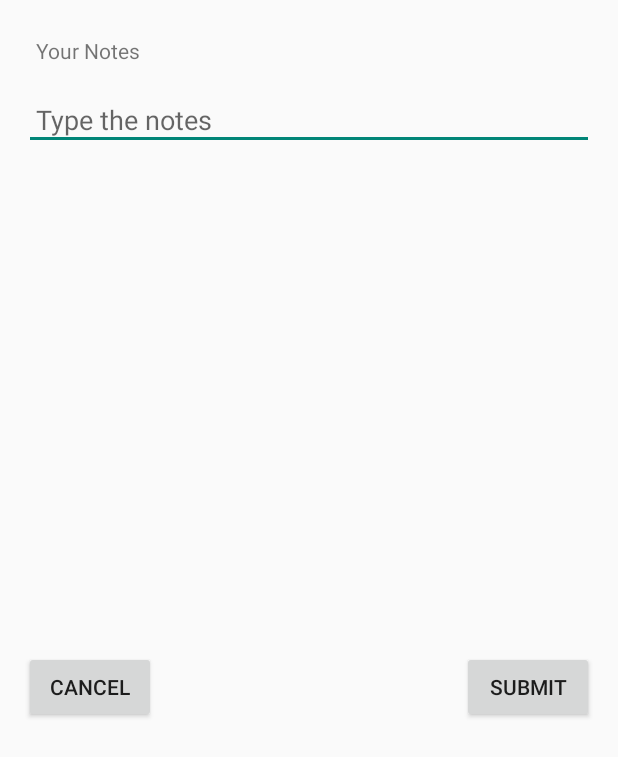
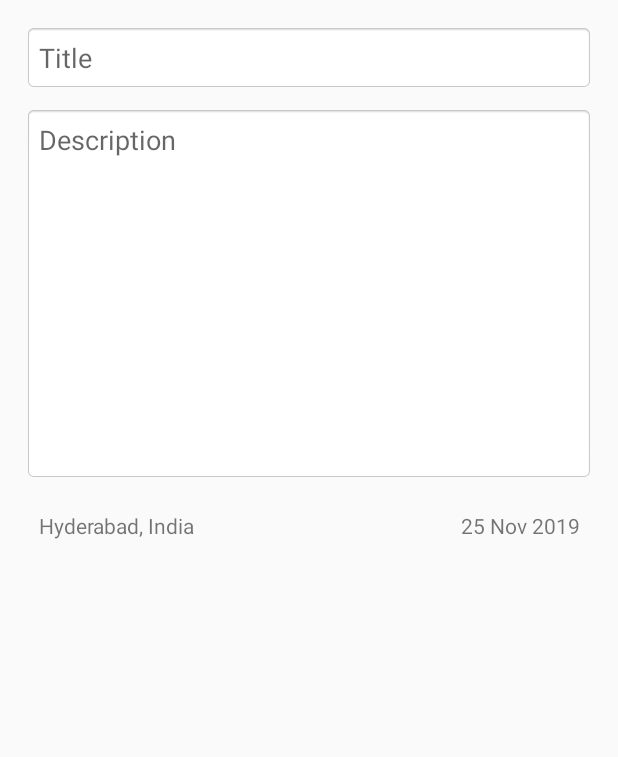
Before and after one commit to nasreekar/GeoNotes, an Android app: the layout custom_dialog.xml on its own in the app's theme, with its tools: preview values and no code run, on a phone screen of 412 x 824 dp. Shown: the top 757 px of the screen. Run offline under Robolectric (Android 15) with nearby library versions, the phone set to English and light mode, and no system bars.

```diff
--- a/app/src/main/res/layout/custom_dialog.xml
+++ b/app/src/main/res/layout/custom_dialog.xml
@@ -1,62 +1,56 @@
 <?xml version="1.0" encoding="utf-8"?>
-<androidx.constraintlayout.widget.ConstraintLayout xmlns:android="http://schemas.android.com/apk/res/android"
-    xmlns:app="http://schemas.android.com/apk/res-auto"
+<LinearLayout xmlns:android="http://schemas.android.com/apk/res/android"
+    xmlns:tools="http://schemas.android.com/tools"
     android:layout_width="match_parent"
     android:layout_height="match_parent"
-    android:layout_margin="@dimen/dp_8">
+    android:orientation="vertical"
+    android:paddingLeft="@dimen/activity_horizontal_margin"
+    android:paddingTop="@dimen/activity_vertical_margin"
+    android:paddingRight="@dimen/activity_horizontal_margin"
+    android:paddingBottom="@dimen/activity_vertical_margin">
 
-    <TextView
-        android:id="@+id/textView"
+    <EditText
+        android:id="@+id/et_title"
         android:layout_width="match_parent"
         android:layout_height="wrap_content"
-        android:layout_marginStart="8dp"
-        android:layout_marginTop="8dp"
-        android:layout_marginEnd="8dp"
-        android:padding="@dimen/dp_8"
-        android:text="Your Notes"
-        app:layout_constraintEnd_toEndOf="parent"
-        app:layout_constraintStart_toStartOf="parent"
-        app:layout_constraintTop_toTopOf="parent" />
+        android:background="@android:drawable/editbox_background_normal"
+        android:hint="Title"
+        android:maxLines="1"
+        android:padding="10dp" />
 
     <EditText
-        android:id="@+id/edt_comment"
+        android:id="@+id/et_description"
+        android:layout_width="match_parent"
+        android:layout_height="250dp"
+        android:layout_marginTop="10dp"
+        android:layout_marginBottom="10dp"
+        android:background="@android:drawable/editbox_background_normal"
+        android:gravity="top"
+        android:hint="Description"
+        android:padding="10dp" />
+
+    <LinearLayout
         android:layout_width="match_parent"
         android:layout_height="wrap_content"
-        android:layout_marginStart="8dp"
-        android:layout_marginTop="8dp"
-        android:layout_marginEnd="8dp"
-        android:hint="Type the notes"
-        android:inputType="textMultiLine|text"
-        android:padding="@dimen/dp_8"
-        app:layout_constraintEnd_toEndOf="parent"
-        app:layout_constraintStart_toStartOf="parent"
-        app:layout_constraintTop_toBottomOf="@+id/textView" />
+        android:gravity="center"
+        android:orientation="horizontal"
+        android:padding="10dp"
+        android:weightSum="1">
 
-    <Button
-        android:id="@+id/buttonSubmit"
-        android:layout_width="wrap_content"
-        android:layout_height="wrap_content"
-        android:layout_marginTop="8dp"
-        android:layout_marginEnd="8dp"
-        android:layout_marginRight="8dp"
-        android:layout_marginBottom="8dp"
-        android:text="Submit"
-        app:layout_constraintBottom_toBottomOf="parent"
-        app:layout_constraintEnd_toEndOf="parent"
-        app:layout_constraintTop_toBottomOf="@+id/edt_comment" />
+        <TextView
+            android:id="@+id/tv_location"
+            android:layout_width="match_parent"
+            android:layout_height="wrap_content"
+            android:layout_weight="0.5"
+            tools:text="Hyderabad, India" />
 
-    <Button
-        android:id="@+id/buttonCancel"
-        android:layout_width="wrap_content"
-        android:layout_height="wrap_content"
-        android:layout_marginStart="8dp"
-        android:layout_marginLeft="8dp"
-        android:layout_marginTop="8dp"
-        android:layout_marginBottom="8dp"
-        android:text="Cancel"
-        app:layout_constraintBottom_toBottomOf="parent"
-        app:layout_constraintStart_toStartOf="parent"
-        app:layout_constraintTop_toBottomOf="@+id/edt_comment" />
+        <TextView
+            android:id="@+id/tv_date"
+            android:layout_width="match_parent"
+            android:layout_height="wrap_content"
+            android:layout_weight="0.5"
+            android:gravity="end"
+            tools:text="25 Nov 2019" />
+    </LinearLayout>
 
-
-</androidx.constraintlayout.widget.ConstraintLayout>
+</LinearLayout>
--- a/app/src/main/res/values/strings.xml
+++ b/app/src/main/res/values/strings.xml
@@ -21,5 +21,9 @@
     <string name="sign_up">Sign Up</string>
     <string name="already_a_member">Already a member?</string>
     <string name="password_hint">Password</string>
+    <string name="service_not_available">Service Not Available</string>
+    <string name="invalid_lat_long_used">Invalid location details provided</string>
+    <string name="no_address_found">No Address Found</string>
+    <string name="address_found">Address Found</string>
 
 </resources>
```
Also changed, not shown: app/src/main/java/com/abhijith/nanodegree/geonotes/View/FootprintFragment.java (+92 -29 lines).
